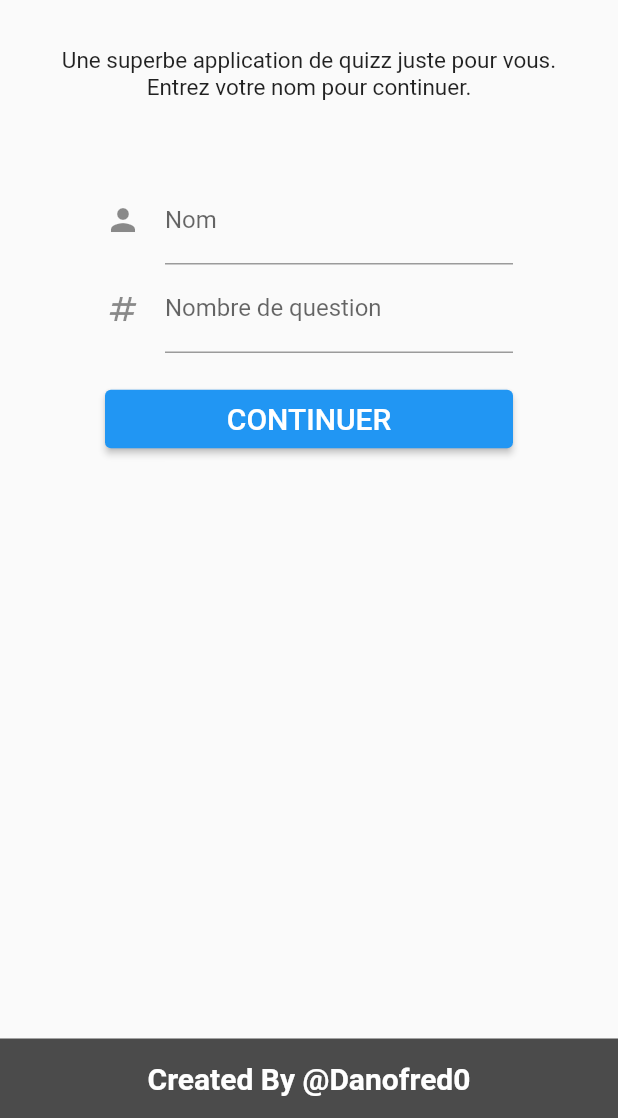
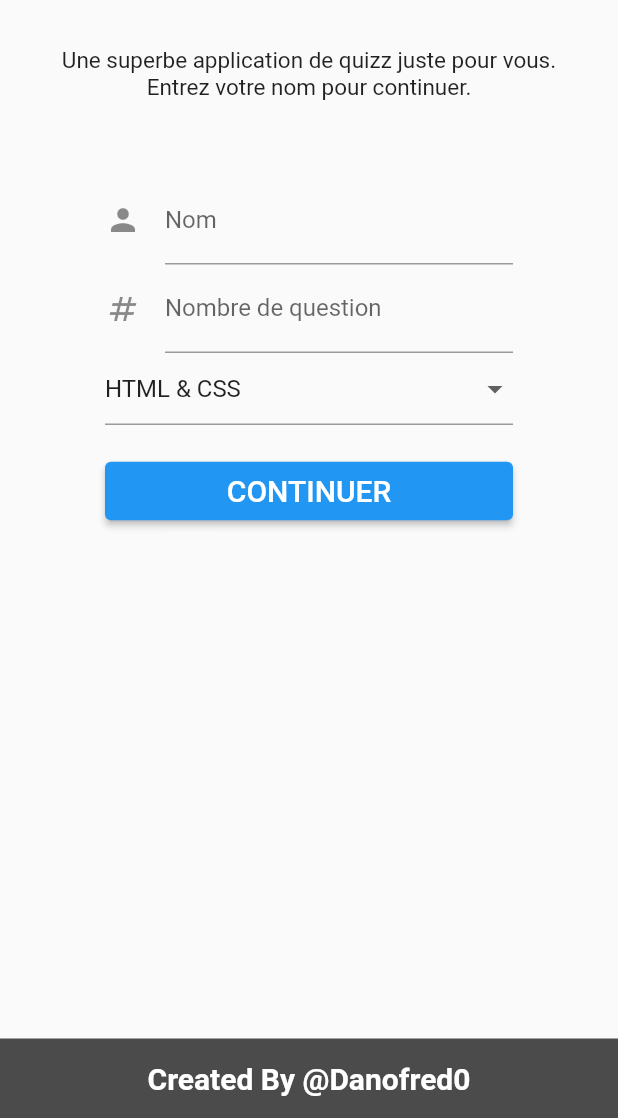
Before and after one commit to danofred00/TopQuizzGame, a Flutter app: the screen it shows after launch, on a phone screen of 412 x 824 dp, the part 118-1236 px from its top. Run offline on Flutter 3.47's test engine with Material 2 defaults, Android fonts, the light colour scheme and no system bars.

Commit message:
adding categories's dropdown button in the homeScreen and fixing many problem related

```diff
--- a/lib/screens/home/home_component.dart
+++ b/lib/screens/home/home_component.dart
@@ -18,6 +18,9 @@
   int question_count = 0;
   int min_question_count = 5;
   int max_question_count = QuestionBank().getQuestions()!.length;
+
+  // category input vars
+  String current_category = 'html_css';
 
   // local variables
   String appDescription = "Une superbe application de quizz juste pour vous.";
@@ -45,7 +48,7 @@
 
   // Go at the next Screen
   void changeToQuizzScreen() {
-    onChangePage(1, User(username, 0, question_count: question_count));
+    onChangePage(1, User(username, 0, question_count: question_count, category: current_category));
     //startActivity(context, QuizzPage(apptitle: apptitle, user: User('$username', 0)));
   }
 
@@ -139,6 +142,14 @@
                                   //onSaved: (value) => username = value,
                                 ),
 
+                                // category dropdown button
+                                DropdownButtonFormField<String>(
+                                  hint: Text('Votre Categorie'),
+                                  items: getCategoryDropDownItem(),
+                                  onChanged: (value) => current_category = '$value',
+                                  icon: Icon(Icons.arrow_drop_down_sharp),
+                                ),
+
                                 SizedBox(
                                   height: 20,
                                 ),
@@ -175,4 +186,28 @@
       ],
     );
   }
+
+  // create the map object to represent the DropDown List and his Values
+  Map<String, String> getCategoryDropDownList(){
+    return {
+      'html_css': 'HTML & CSS',
+      'javascript': 'JavaScript',
+      'c': 'C Language',
+      'cpp': 'CPP Language',
+      'animees': 'Mangas'
+    };
+  }
+
+  // dropdown menu item
+  List<DropdownMenuItem<String>> getCategoryDropDownItem(){
+
+    List<DropdownMenuItem<String>> list = [];
+    getCategoryDropDownList().values.toList().forEach((element) {
+      list.add(DropdownMenuItem(
+        child: Text(element),
+        value: getCategoryDropDownList()[element],));
+    });
+
+    return list;
+  }
 }
```
Also changed, not shown: lib/screens/quizz/quizz_screen.dart (+11 -11 lines).
